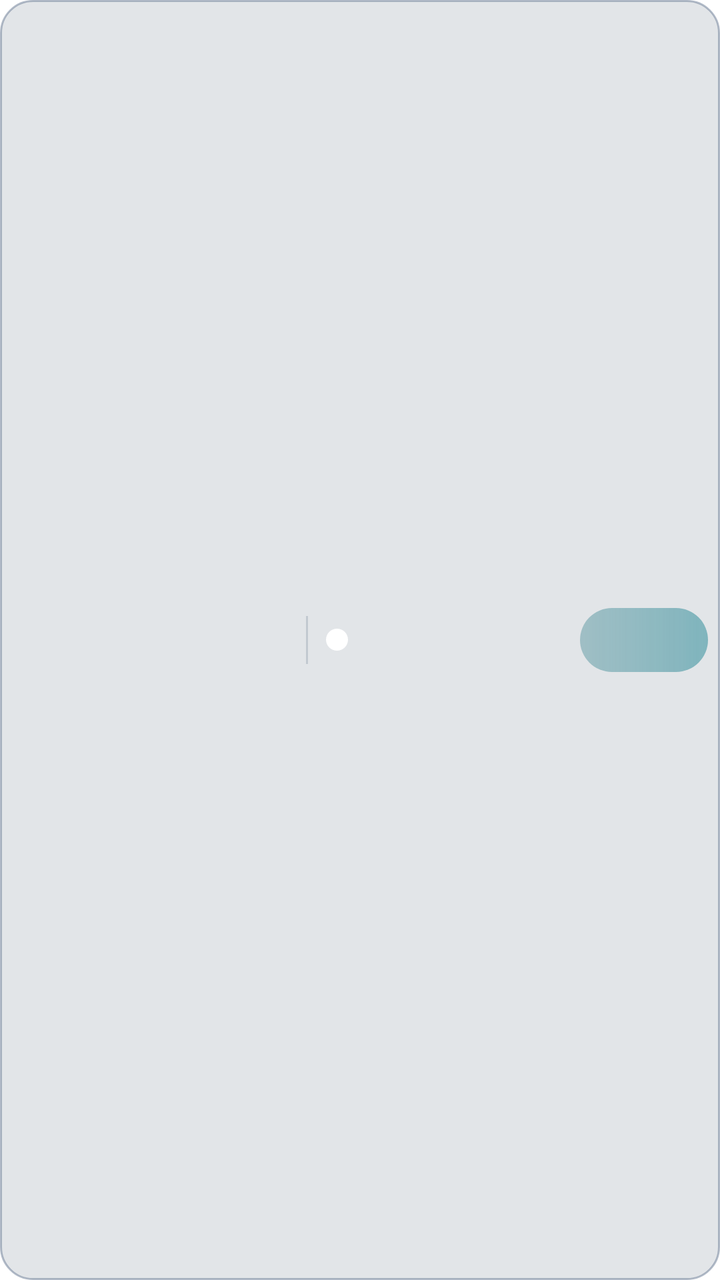
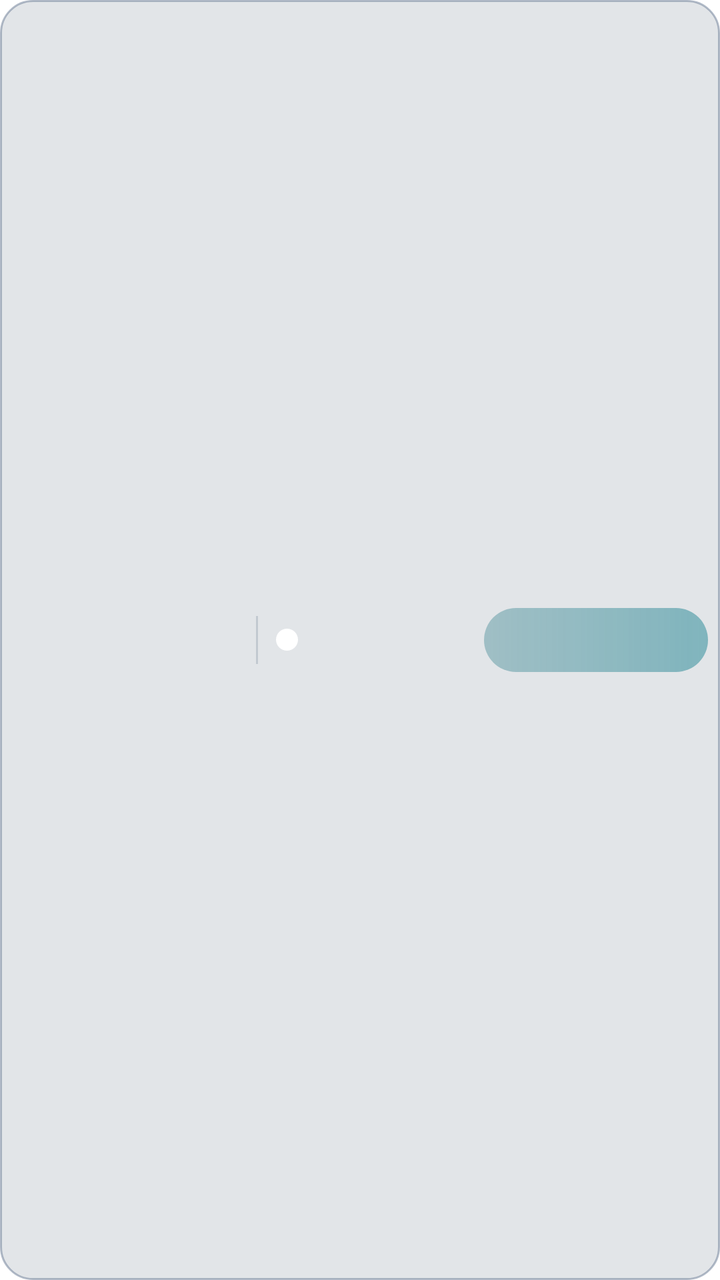

Screens rendered from an Android XML layout before and after an edit, with the pre-edit source and the edit as a unified diff.
<!-- AndroidManifest.xml: application theme Theme.DeepSource.Starting -->
<!-- res/layout/widget_project_row.xml -->
<?xml version="1.0" encoding="utf-8"?>
<LinearLayout xmlns:android="http://schemas.android.com/apk/res/android"
    android:id="@+id/widget_project_row"
    android:layout_width="match_parent"
    android:layout_height="40dp"
    android:layout_marginBottom="4dp"
    android:background="@drawable/widget_row"
    android:paddingStart="12dp"
    android:paddingEnd="6dp"
    android:orientation="horizontal"
    android:gravity="center_vertical">
    <TextView
        android:id="@+id/widget_project_name"
        android:layout_width="0dp"
        android:layout_height="wrap_content"
        android:layout_weight="1"
        android:ellipsize="end"
        android:maxLines="1"
        android:textColor="#F7FAFF"
        android:textSize="15sp"
        android:textStyle="bold" />
    <TextView
        android:layout_width="1dp"
        android:layout_height="24dp"
        android:layout_marginStart="7dp"
        android:background="@drawable/widget_row_divider"
        android:text="" />
    <LinearLayout
        android:layout_width="128dp"
        android:layout_height="match_parent"
        android:gravity="center_vertical"
        android:orientation="horizontal">

        <ImageView
            android:id="@+id/widget_project_status"
            android:layout_width="11dp"
            android:layout_height="11dp"
            android:layout_marginStart="9dp"
            android:contentDescription="Estado"
            android:src="@drawable/widget_status_dot" />

        <TextView
            android:id="@+id/widget_project_state"
            android:layout_width="0dp"
            android:layout_height="wrap_content"
            android:layout_marginStart="7dp"
            android:layout_weight="1"
            android:ellipsize="end"
            android:maxLines="1"
            android:textColor="#B7B9F5"
            android:textSize="12sp"
            android:textStyle="bold" />
    </LinearLayout>
    <TextView
        android:id="@+id/widget_project_hours"
        android:layout_width="64dp"
        android:layout_height="32dp"
        android:layout_marginStart="8dp"
        android:background="@drawable/widget_hours_chip"
        android:gravity="center"
        android:paddingStart="8dp"
        android:paddingEnd="9dp"
        android:textColor="#00F0E0"
        android:textSize="14sp"
        android:textStyle="bold" />
</LinearLayout>
<!-- resources referenced by this layout -->
<resources>
  <!-- drawable widget_hours_chip (drawable) -->
  <shape xmlns:android="http://schemas.android.com/apk/res/android" android:shape="rectangle">
      <gradient android:angle="0" android:startColor="#4D076674" android:endColor="#73087988" />
      <corners android:radius="18dp" />
  </shape>
  <!-- drawable widget_row (drawable) -->
  <shape xmlns:android="http://schemas.android.com/apk/res/android" android:shape="rectangle">
      <solid android:color="#2432475D" />
      <stroke android:width="1dp" android:color="#80667991" />
      <corners android:radius="16dp" />
  </shape>
  <!-- drawable widget_row_divider (drawable) -->
  <shape xmlns:android="http://schemas.android.com/apk/res/android" android:shape="rectangle">
      <solid android:color="#33445D76" />
  </shape>
  <!-- drawable widget_status_dot (drawable) -->
  <shape xmlns:android="http://schemas.android.com/apk/res/android" android:shape="oval">
      <solid android:color="#FFFFFFFF" />
  </shape>
  <style name="Theme.DeepSource.Starting" parent="Theme.SplashScreen">
  
          <item name="windowSplashScreenBackground">
              @color/deepsource_splash_background
          </item>
  
          <item name="windowSplashScreenAnimatedIcon">
              @drawable/ic_splash_transparent
          </item>
  
          <item name="postSplashScreenTheme">
              @style/Theme.DeepSource
          </item>
  
      </style>
  <color name="deepsource_splash_background">#050B19</color>
  <!-- drawable ic_splash_transparent (drawable) -->
  <vector xmlns:android="http://schemas.android.com/apk/res/android"
      android:width="108dp"
      android:height="108dp"
      android:viewportWidth="108"
      android:viewportHeight="108">
  
      <path
          android:fillColor="#00000000"
          android:pathData="M0,0h108v108h-108z" />
  
  </vector>
  <style name="Theme.DeepSource" parent="android:style/Theme.Material.Light.NoActionBar" />
</resources>

<!-- the commit's change to res/layout/widget_project_row.xml (unified diff, before → after) -->
@@ -26,7 +26,7 @@
         android:background="@drawable/widget_row_divider"
         android:text="" />
     <LinearLayout
-        android:layout_width="128dp"
+        android:layout_width="105dp"
         android:layout_height="match_parent"
         android:gravity="center_vertical"
         android:orientation="horizontal">
@@ -53,13 +53,14 @@
     </LinearLayout>
     <TextView
         android:id="@+id/widget_project_hours"
-        android:layout_width="64dp"
+        android:layout_width="112dp"
         android:layout_height="32dp"
         android:layout_marginStart="8dp"
         android:background="@drawable/widget_hours_chip"
         android:gravity="center"
         android:paddingStart="8dp"
         android:paddingEnd="9dp"
+        android:singleLine="true"
         android:textColor="#00F0E0"
         android:textSize="14sp"
         android:textStyle="bold" />
